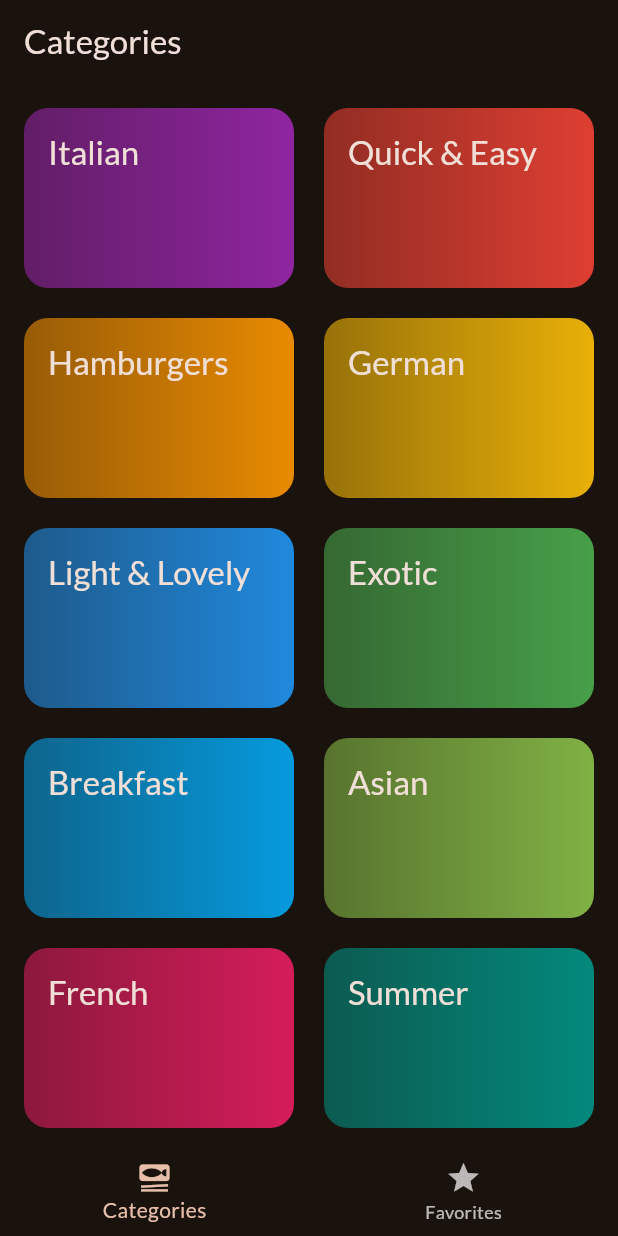
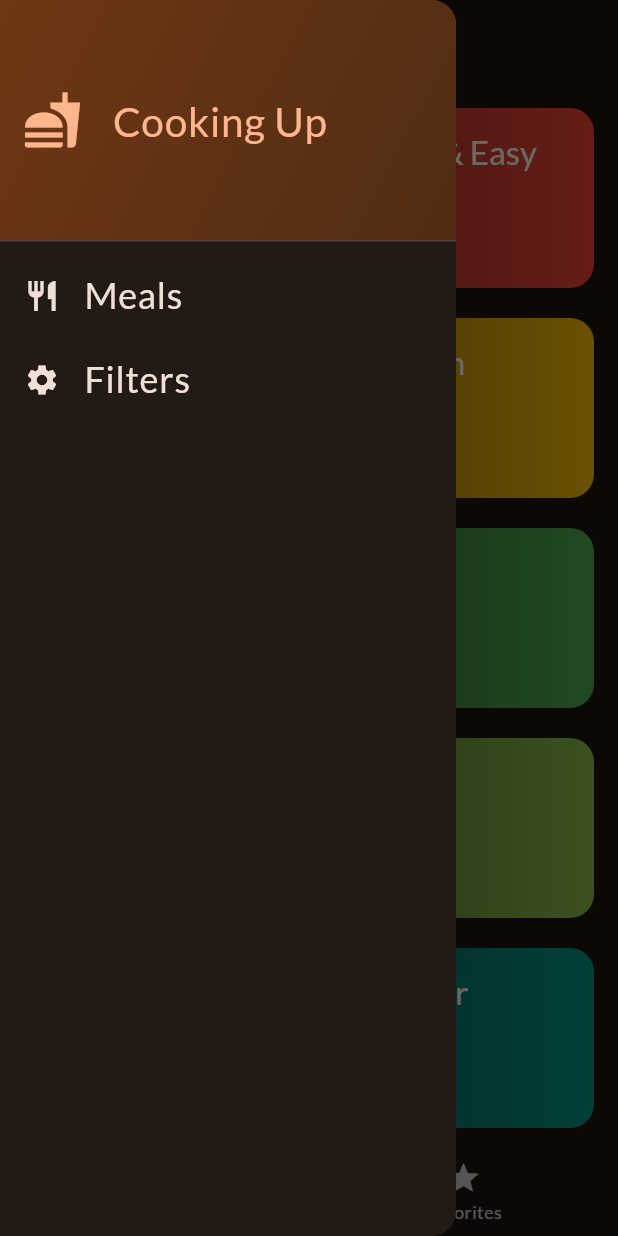
Before and after one commit to Indranilsen2005/Meals_App, a Flutter app: the screen it shows after launch, with the side drawer open (before the commit the screen has no drawer), on a phone screen of 412 x 824 dp. Run offline on Flutter 3.47's test engine with Material 2 defaults, Android fonts, the phone set to English and light mode, and no system bars; our stand-ins replace google_fonts, transparent_image.

Commit message:
Side drawer added in tabs screen

```diff
--- a/lib/screens/tabs.dart
+++ b/lib/screens/tabs.dart
@@ -2,6 +2,7 @@ import 'package:flutter/material.dart';
 import 'package:food_app/models/meal.dart';
 import 'package:food_app/screens/categories.dart';
 import 'package:food_app/screens/meals.dart';
+import 'package:food_app/widgets/main_drawer.dart';
 
 class TabsScreen extends StatefulWidget {
   const TabsScreen({super.key});
@@ -64,6 +65,7 @@ class _TabsScreenState extends State<TabsScreen> {
       appBar: AppBar(
         title: Text(pageTitle),
       ),
+      drawer: const MainDrawer(),
       body: pageContent,
       bottomNavigationBar: BottomNavigationBar(
         currentIndex: setPageIndex,
--- /dev/null
+++ b/lib/widgets/main_drawer.dart
@@ -0,0 +1,79 @@
+import 'package:flutter/material.dart';
+
+class MainDrawer extends StatelessWidget {
+  const MainDrawer({super.key});
+
+  @override
+  Widget build(BuildContext context) {
+    return Drawer(
+      elevation: 5,
+      child: Column(
+        children: [
+          DrawerHeader(
+            padding: const EdgeInsets.all(15),
+            decoration: BoxDecoration(
+              gradient: LinearGradient(
+                colors: [
+                  Theme.of(context).colorScheme.primaryContainer,
+                  Theme.of(context)
+                      .colorScheme
+                      .primaryContainer
+                      .withOpacity(0.6),
+                ],
+                begin: Alignment.topLeft,
+                end: Alignment.bottomRight,
+              ),
+            ),
+            child: Row(
+              children: [
+                Icon(
+                  Icons.fastfood,
+                  size: 40,
+                  color: Theme.of(context).colorScheme.primary,
+                ),
+                const SizedBox(width: 20),
+                Text(
+                  'Cooking Up',
+                  style: TextStyle(
+                    fontSize: 27,
+                    color: Theme.of(context).colorScheme.primary,
+                  ),
+                ),
+              ],
+            ),
+          ),
+          ListTile(
+            leading: Icon(
+              Icons.restaurant,
+              size: 24,
+              color: Theme.of(context).colorScheme.onBackground,
+            ),
+            title: Text(
+              'Meals',
+              style: TextStyle(
+                fontSize: 24,
+                color: Theme.of(context).colorScheme.onBackground,
+              ),
+            ),
+            onTap: () {},
+          ),
+          ListTile(
+            leading: Icon(
+              Icons.settings,
+              size: 24,
+              color: Theme.of(context).colorScheme.onBackground,
+            ),
+            title: Text(
+              'Filters',
+              style: TextStyle(
+                fontSize: 24,
+                color: Theme.of(context).colorScheme.onBackground,
+              ),
+            ),
+            onTap: () {},
+          ),
+        ],
+      ),
+    );
+  }
+}
```
